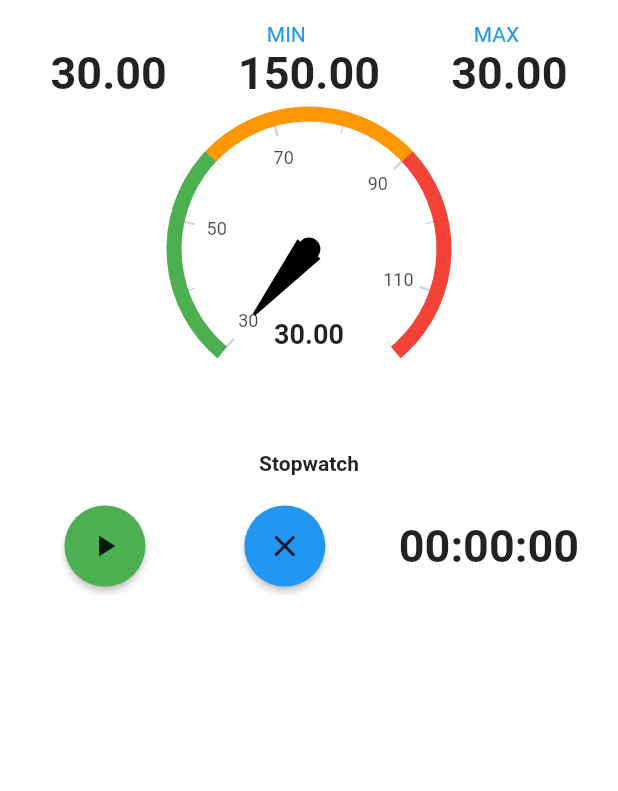
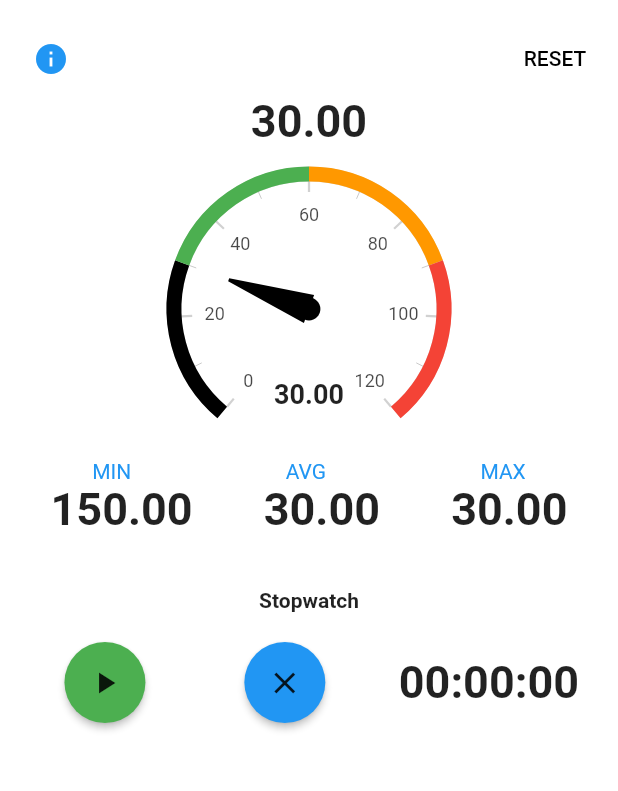
Before and after one commit to masterdodo/flutter-noise-app, a Flutter app: the screen it shows after launch, in the side drawer, after a tap on the "mic" icon, on a phone screen of 412 x 824 dp, the part 153-944 px from its top. Run offline on Flutter 3.47's test engine with Material 2 defaults, Android fonts, the phone set to English and light mode, and no system bars; drawn by our look-alikes of syncfusion_flutter_gauges; our stand-ins replace audioplayers, file_picker, flutter_local_notifications, fluttertoast, share, shared_preferences; missing offline and left inert: firebase_admob, flutter_email_sender, noise_meter, volume; accounts and stored records are empty.

Commit message:
default sounds fixed, tools meter - info, reset added, scale changed, 10 sec avg added

```diff
--- a/lang/en.json
+++ b/lang/en.json
@@ -55,5 +55,6 @@
     "algorithm_string": "Switching",
     "one_sound_string": "At least one sound has to be enabled.",
     "hourly_string": "Hourly statistics",
-    "footage_string": "Audio footage and graphs"
+    "footage_string": "Audio footage and graphs",
+    "noise_info_string": "dB info:\n\n20 – Whisper\n40  - Quiet classroom\n60 – Normal conversation\n80 – Noisy city\n100 – Engine sound\n120 – Point of pain"
 }
--- a/lang/sl.json
+++ b/lang/sl.json
@@ -55,5 +55,6 @@
     "algorithm_string": "Menjevanje",
     "one_sound_string": "Vsaj en zvok mora biti vklopljen.",
     "hourly_string": "Statistika po urah",
-    "footage_string": "Zvočni posnetki in grafi"
+    "footage_string": "Zvočni posnetki in grafi",
+    "noise_info_string": "dB info:\n\n20 – tiho šepetanje\n40  - tišina v učilnici\n60 – normalen pogovor\n80 – hrup v mestu\n100 – hrup motorja\n120 – prag bolečine"
 }
--- a/lib/screens/home/homescreen.dart
+++ b/lib/screens/home/homescreen.dart
@@ -76,8 +76,8 @@ class _HomeScreenState extends State<HomeScreen> {
     "audio/Foghorn.mp3": 5,
     "audio/Grocery-Scanning.mp3": 4,
     "audio/Snort-1.mp3": 4,
-    "audio/Snort-2.m4a": 2,
-    "audio/Snort-3.m4a": 7
+    "audio/Snort-2.mp3": 2,
+    "audio/Snort-3.mp3": 7
   };
 
   //ADS
@@ -435,7 +435,9 @@ class _HomeScreenState extends State<HomeScreen> {
             mainAxisAlignment: MainAxisAlignment.center,
             children: [
               Text(
-                  AppLocalizations.of(context).translate('sound_volume_string'),
+                  AppLocalizations.of(context)
+                          .translate('sound_volume_string') +
+                      ":",
                   style: TextStyle(fontWeight: FontWeight.bold)),
               Container(
                 padding: EdgeInsets.only(left: 6.0),
@@ -532,9 +534,8 @@ class _HomeScreenState extends State<HomeScreen> {
     if (dBValueList?.length == arrLength) {
       dBValueList.removeAt(0);
     }
-    if (text != null || text != "") {
+    if (text != null && text != "") {
       dBValueList.add(double.parse(text));
-      print(text);
     }
     if (dBValueList?.length == arrLength) {
       double avg = 0;
--- a/lib/screens/tools/toolsscreen.dart
+++ b/lib/screens/tools/toolsscreen.dart
@@ -1,6 +1,7 @@
 import 'dart:async';
 import 'package:flutter/material.dart';
 import 'package:flutter/services.dart';
+import 'package:fluttertoast/fluttertoast.dart';
 import 'package:noise_app/app_localizations.dart';
 import 'package:noise_app/components/my_drawer.dart';
 import 'package:noise_meter/noise_meter.dart';
@@ -23,8 +24,12 @@ class _ToolsScreenState extends State<ToolsScreen> {
   String meanDb;
   String maxDbValue;
   String minDbValue;
+  String avgDbValue;
   String stopwatchDisplay;
+  List<double> dBValueList = [];
+  int arrLength;
 
+  Timer timer;
   Color _bgColor;
 
   @override
@@ -37,7 +42,9 @@ class _ToolsScreenState extends State<ToolsScreen> {
     meanDb = "30.00";
     maxDbValue = "30.00";
     minDbValue = "150.00";
+    avgDbValue = "30.00";
     stopwatchDisplay = "00:00:00";
+    arrLength = 100;
     _bgColor = Colors.white;
     this.start();
   }
@@ -55,9 +62,36 @@ class _ToolsScreenState extends State<ToolsScreen> {
   void start() async {
     try {
       _noiseSubscription = _noiseMeter.noiseStream.listen(onData);
+      getdBData();
     } catch (exception) {
       print(exception);
     }
+  }
+
+  void getdBData() {
+    setState(() {
+      timer = Timer.periodic(Duration(milliseconds: 100), (Timer t) {
+        dBProcessor(meanDb);
+      });
+    });
+  }
+
+  void dBProcessor(text) {
+    if (dBValueList?.length == arrLength) {
+      dBValueList.removeAt(0);
+    }
+    if (text != null && text != "") {
+      dBValueList.add(double.parse(text));
+    }
+
+    double avg = 0;
+    for (double x in dBValueList) {
+      avg += x;
+    }
+    avg /= dBValueList.length;
+    setState(() {
+      this.avgDbValue = avg.toStringAsFixed(2);
+    });
   }
 
   void stop() {
@@ -69,6 +103,7 @@ class _ToolsScreenState extends State<ToolsScreen> {
       if (this.mounted) {
         this.setState(() {
           this._isRecording = false;
+          dBValueList?.clear();
         });
       }
     } catch (err) {
@@ -91,6 +126,16 @@ class _ToolsScreenState extends State<ToolsScreen> {
       if (noiseReading.meanDecibel < double.parse(minDbValue)) {
         this.minDbValue = noiseReading.meanDecibel.toStringAsFixed(2);
       }
+    });
+  }
+
+  void resetNoise() {
+    setState(() {
+      maxDb = "30.00";
+      meanDb = "30.00";
+      maxDbValue = "30.00";
+      minDbValue = "150.00";
+      dBValueList?.clear();
     });
   }
 
@@ -167,53 +212,42 @@ class _ToolsScreenState extends State<ToolsScreen> {
                   ),
                 ),
                 Row(
-                  mainAxisAlignment: MainAxisAlignment.spaceAround,
+                  mainAxisAlignment: MainAxisAlignment.spaceBetween,
                   children: [
-                    Text(""),
-                    Text(
-                      "MIN",
-                      style: TextStyle(color: Colors.blue),
+                    IconButton(
+                      icon: Icon(Icons.info),
+                      onPressed: () {
+                        Fluttertoast.cancel();
+                        Fluttertoast.showToast(
+                            msg: AppLocalizations.of(context)
+                                .translate("noise_info_string"),
+                            toastLength: Toast.LENGTH_SHORT,
+                            gravity: ToastGravity.CENTER,
+                            fontSize: 20);
+                      },
+                      color: Colors.blue,
                     ),
-                    Text(
-                      "MAX",
-                      style: TextStyle(color: Colors.blue),
+                    TextButton(
+                      child: Text(
+                        "RESET",
+                        style: TextStyle(color: Colors.black),
+                      ),
+                      onPressed: this.resetNoise,
                     ),
                   ],
                 ),
-                Row(
-                  mainAxisAlignment: MainAxisAlignment.spaceAround,
-                  children: [
-                    /*RaisedButton(
-                      padding: EdgeInsets.all(15),
-                      onPressed: _isRecording ? this.stop : this.start,
-                      color: _isRecording ? Colors.red : Colors.green,
-                      shape: CircleBorder(),
-                      child: _isRecording
-                          ? Icon(Icons.stop)
-                          : Icon(Icons.play_arrow),
-                    ),*/
-                    Text(
+                Container(
+                  child: Text(
                     this.meanDb,
                     style: TextStyle(
                       fontSize: 30,
                       fontWeight: FontWeight.w600,
                     ),
                   ),
-                    Text(
-                      this.minDbValue,
-                      style: TextStyle(
-                        fontSize: 30,
-                        fontWeight: FontWeight.w600,
                 ),
-                    ),
-                    Text(
-                      this.maxDbValue,
-                      style: TextStyle(
-                        fontSize: 30,
-                        fontWeight: FontWeight.w600,
-                      ),
-                    ),
-                  ],
+                Divider(
+                  height: 8,
+                  color: Colors.transparent,
                 ),
                 Container(
                   height: 200,
@@ -221,9 +255,13 @@ class _ToolsScreenState extends State<ToolsScreen> {
                       enableLoadingAnimation: true,
                       axes: <RadialAxis>[
                         RadialAxis(
-                            minimum: 30,
+                            minimum: 0,
                             maximum: 120,
                             ranges: <GaugeRange>[
+                              GaugeRange(
+                                  startValue: 0,
+                                  endValue: 30,
+                                  color: Colors.black),
                               GaugeRange(
                                   startValue: 30,
                                   endValue: 60,
@@ -254,6 +292,49 @@ class _ToolsScreenState extends State<ToolsScreen> {
                                   positionFactor: 0.6)
                             ])
                       ]),
+                ),
+                Row(
+                  mainAxisAlignment: MainAxisAlignment.spaceAround,
+                  children: [
+                    Text(
+                      "MIN",
+                      style: TextStyle(color: Colors.blue),
+                    ),
+                    Text(
+                      "AVG",
+                      style: TextStyle(color: Colors.blue),
+                    ),
+                    Text(
+                      "MAX",
+                      style: TextStyle(color: Colors.blue),
+                    ),
+                  ],
+                ),
+                Row(
+                  mainAxisAlignment: MainAxisAlignment.spaceAround,
+                  children: [
+                    Text(
+                      this.minDbValue,
+                      style: TextStyle(
+                        fontSize: 30,
+                        fontWeight: FontWeight.w600,
+                      ),
+                    ),
+                    Text(
+                      this.avgDbValue,
+                      style: TextStyle(
+                        fontSize: 30,
+                        fontWeight: FontWeight.w600,
+                      ),
+                    ),
+                    Text(
+                      this.maxDbValue,
+                      style: TextStyle(
+                        fontSize: 30,
+                        fontWeight: FontWeight.w600,
+                      ),
+                    ),
+                  ],
                 ),
                 Divider(
                   color: Colors.transparent,
--- a/pubspec.yaml
+++ b/pubspec.yaml
@@ -81,8 +81,8 @@ flutter:
     - assets/audio/Foghorn.mp3
     - assets/audio/Grocery-Scanning.mp3
     - assets/audio/Snort-1.mp3
-    - assets/audio/Snort-2.m4a
-    - assets/audio/Snort-3.m4a
+    - assets/audio/Snort-2.mp3
+    - assets/audio/Snort-3.mp3
 
   # An image asset can refer to one or more resolution-specific "variants", see
   # https://flutter.dev/assets-and-images/#resolution-aware.
```
Also changed, not shown: lib/screens/settings/settingsscreen.dart (+17 -7 lines), 4 other files. Lines whose indentation alone changed are shown as unchanged.
